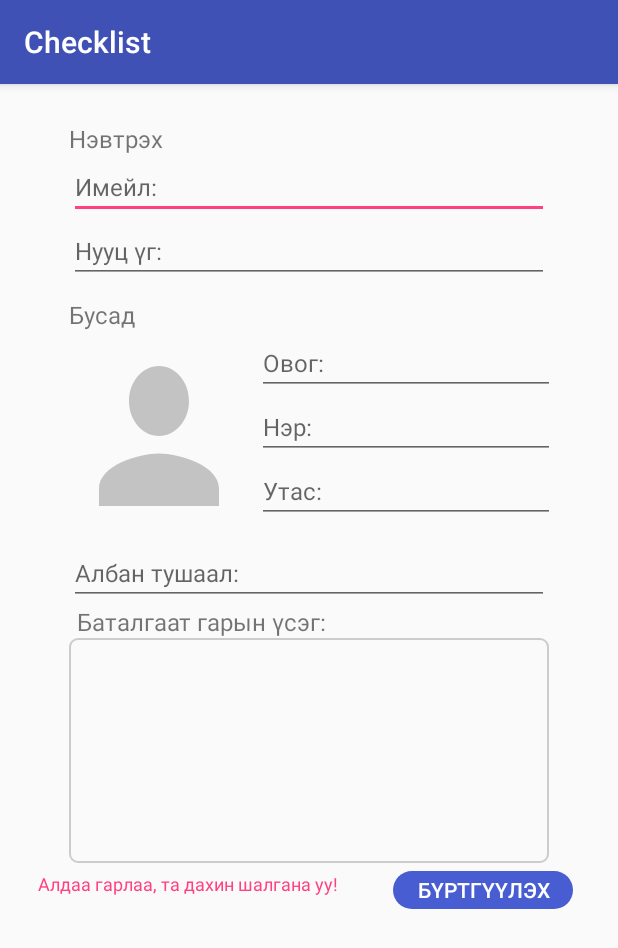
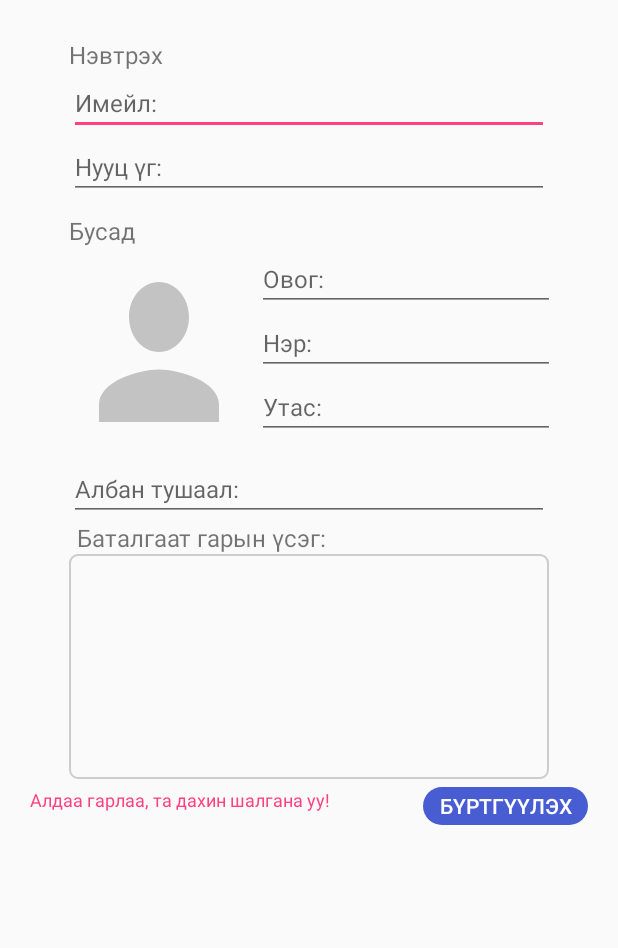
Before and after one commit to Todd2ndLT/Checklist, an Android app: the screen it shows after launch (MainActivity), on a phone screen of 412 x 824 dp. Shown: the top 948 px of the screen. Run offline under Robolectric (Android 15) with nearby library versions, the phone set to English and light mode, and no system bars.

Commit message:
Upload updated activity_signup

```diff
--- a/app/src/main/AndroidManifest.xml
+++ b/app/src/main/AndroidManifest.xml
@@ -8,7 +8,7 @@
         android:label="@string/app_name"
         android:roundIcon="@mipmap/ic_launcher_round"
         android:supportsRtl="true"
-        android:theme="@style/AppThemeBar">
+        android:theme="@style/AppTheme">
         <activity android:name=".MainActivity">
             <intent-filter>
                 <action android:name="android.intent.action.MAIN" />
--- a/app/src/main/res/layout/activity_signup.xml
+++ b/app/src/main/res/layout/activity_signup.xml
@@ -4,8 +4,7 @@
     xmlns:tools="http://schemas.android.com/tools"
     android:layout_width="match_parent"
     android:layout_height="match_parent"
-    android:scrollbars="vertical"
-    android:theme="@style/AppThemeBar"
+    android:scrollbars="vertical|horizontal"
     >
 
     <!--Login info-->
@@ -130,17 +129,17 @@
         android:textColor="@color/colorAccent"
         android:textSize="12sp"
         app:layout_constraintLeft_toLeftOf="parent"
-        android:layout_marginLeft="25dp"
+        android:layout_marginLeft="20dp"
         android:layout_marginTop="5dp"
         android:text="Алдаа гарлаа, та дахин шалгана уу!"
         app:layout_constraintTop_toBottomOf="@id/signup_layoutMiddle"
         />
     <Button
-        android:layout_width="120dp"
+        android:layout_width="110dp"
         android:layout_height="25dp"
         android:text="@string/signup_buttonOK"
         android:layout_marginTop="5dp"
-        android:layout_marginRight="30dp"
+        android:layout_marginRight="20dp"
         app:layout_constraintRight_toRightOf="parent"
         app:layout_constraintTop_toBottomOf="@id/signup_layoutMiddle"
         android:background="@drawable/ic_shape_pill"
```
